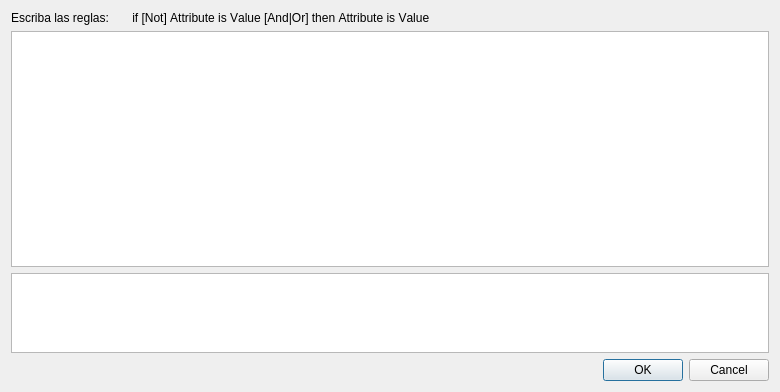
Qt form Gui/Rules.ui (matcom/simspider) before a commit.
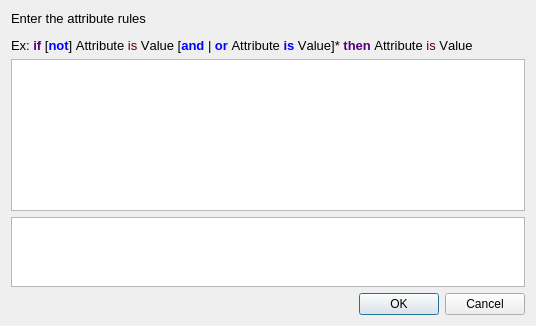
The same form after that commit.

Commit message: Editor de Reglas fuzzy con syntax highlight

Patch:
```diff
--- a/Gui/Rules.ui
+++ b/Gui/Rules.ui
@@ -6,8 +6,8 @@
    <rect>
     <x>0</x>
     <y>0</y>
-    <width>780</width>
-    <height>392</height>
+    <width>536</width>
+    <height>326</height>
    </rect>
   </property>
   <property name="font">
@@ -23,12 +23,13 @@
     <widget class="QLabel" name="label">
      <property name="font">
       <font>
+       <pointsize>10</pointsize>
        <italic>false</italic>
        <kerning>false</kerning>
       </font>
      </property>
      <property name="text">
-      <string>Escriba las reglas:       if [Not] Attribute is Value [And|Or] then Attribute is Value </string>
+      <string>&lt;html&gt;&lt;head/&gt;&lt;body&gt;&lt;p&gt;Enter the attribute rules &lt;/p&gt;&lt;p&gt;Ex: &lt;span style=&quot; font-weight:600; color:#55007f;&quot;&gt;if&lt;/span&gt; [&lt;span style=&quot; font-weight:600; color:#0000ff;&quot;&gt;not&lt;/span&gt;] Attribute &lt;span style=&quot; color:#550000;&quot;&gt;is&lt;/span&gt; Value [&lt;span style=&quot; font-weight:600; color:#0000ff;&quot;&gt;and&lt;/span&gt; | &lt;span style=&quot; font-weight:600; color:#0000ff;&quot;&gt;or &lt;/span&gt;Attribute &lt;span style=&quot; font-weight:600; color:#0000ff;&quot;&gt;is &lt;/span&gt;Value]* &lt;span style=&quot; font-weight:600; color:#55007f;&quot;&gt;then&lt;/span&gt; Attribute &lt;span style=&quot; color:#550000;&quot;&gt;is&lt;/span&gt; Value &lt;/p&gt;&lt;/body&gt;&lt;/html&gt;</string>
      </property>
     </widget>
    </item>
@@ -36,6 +37,7 @@
     <widget class="QTextEdit" name="txeEditRules">
      <property name="font">
       <font>
+       <pointsize>10</pointsize>
        <italic>false</italic>
        <kerning>false</kerning>
       </font>
@@ -44,7 +46,7 @@
       <string>&lt;!DOCTYPE HTML PUBLIC &quot;-//W3C//DTD HTML 4.0//EN&quot; &quot;http://www.w3.org/TR/REC-html40/strict.dtd&quot;&gt;
 &lt;html&gt;&lt;head&gt;&lt;meta name=&quot;qrichtext&quot; content=&quot;1&quot; /&gt;&lt;style type=&quot;text/css&quot;&gt;
 p, li { white-space: pre-wrap; }
-&lt;/style&gt;&lt;/head&gt;&lt;body style=&quot; font-family:'MS Shell Dlg 2'; font-size:8.25pt; font-weight:400; font-style:normal;&quot;&gt;
+&lt;/style&gt;&lt;/head&gt;&lt;body style=&quot; font-family:'MS Shell Dlg 2'; font-size:10pt; font-weight:400; font-style:normal;&quot;&gt;
 &lt;p style=&quot;-qt-paragraph-type:empty; margin-top:0px; margin-bottom:0px; margin-left:0px; margin-right:0px; -qt-block-indent:0; text-indent:0px; font-size:8pt;&quot;&gt;&lt;br /&gt;&lt;/p&gt;&lt;/body&gt;&lt;/html&gt;</string>
      </property>
     </widget>
@@ -57,6 +59,9 @@
        <height>80</height>
       </size>
      </property>
+     <property name="readOnly">
+      <bool>true</bool>
+     </property>
     </widget>
    </item>
    <item>
```
Left out of the diff: 3 changed lines with no effect on the pictures. The commit also changes 20 other files.
